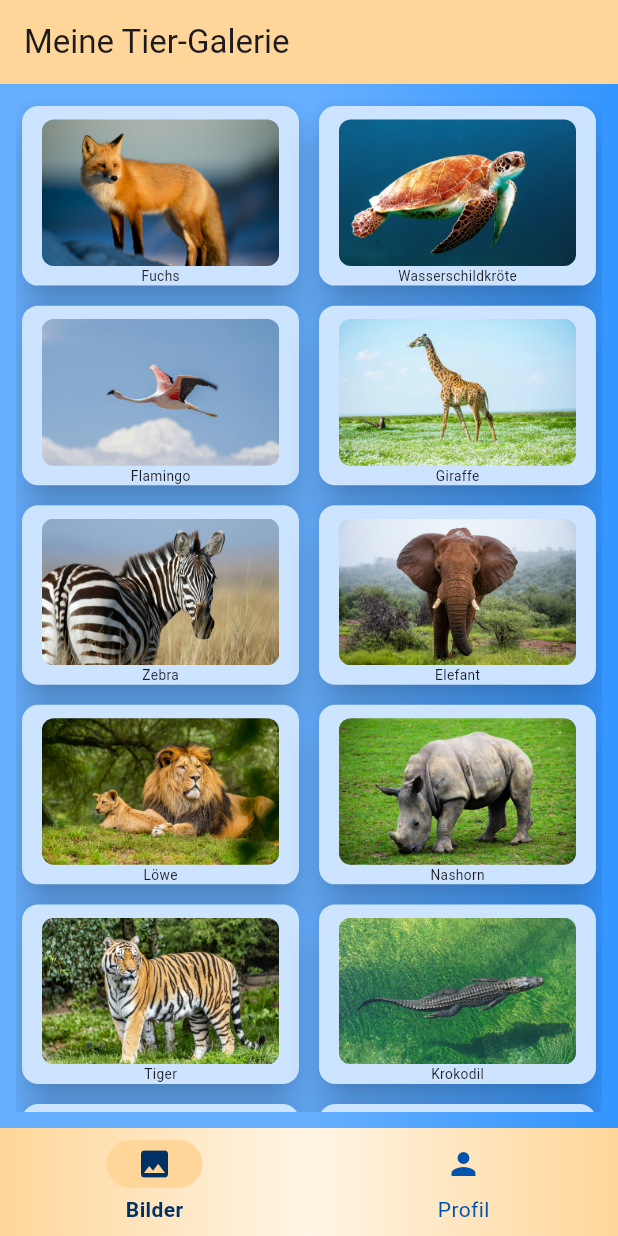
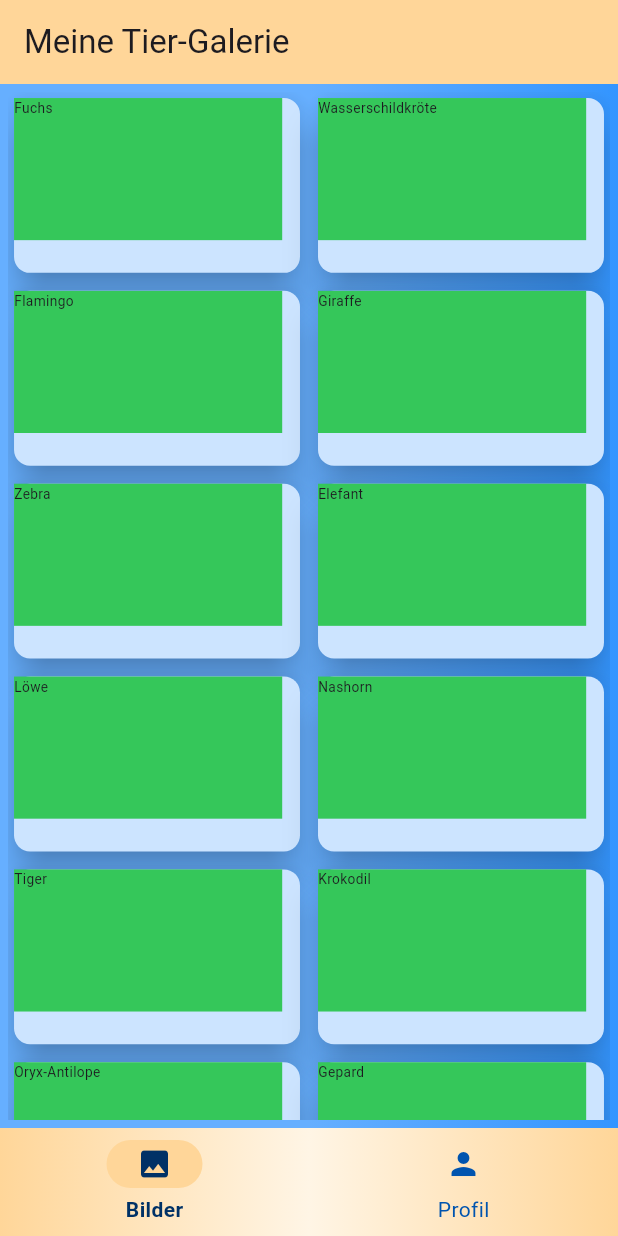
Before and after one commit to JuergenKuck/image_gallery, a Flutter app: the screen it shows after launch, on a phone screen of 412 x 824 dp. Run offline on Flutter 3.47's test engine with Material 3 defaults, Android fonts, the phone set to English and light mode, and no system bars.

Commit message:
aktueller Stand

```diff
--- a/lib/screen/image_screen.dart
+++ b/lib/screen/image_screen.dart
@@ -2,10 +2,12 @@ import 'package:flutter/material.dart';
 import 'package:image_gallery/src/gallery.dart';
 import 'package:image_gallery/utility/app_colors.dart';
 import 'package:image_gallery/utility/box_decoration_blue.dart';
-import 'package:image_gallery/utility/box_decoration_orange.dart';
+import 'package:image_gallery/utility/grid_helper.dart';
 
 double pd = 0;
 double pd16 = 0;
+
+GridHelper gh = GridHelper();
 
 class ImageScreen extends StatelessWidget {
   const ImageScreen({
@@ -15,18 +17,27 @@ class ImageScreen extends StatelessWidget {
   @override
   Widget build(BuildContext context) {
     pd = MediaQuery.of(context).size.width / 616;
-    pd16 = pd * 16;
+    pd16 = pd * 8;
     return Container(
       decoration: boxDecorationBlue(),
       child: Padding(
         padding: EdgeInsets.all(pd16),
-        child: GridView.count(
+        child: LayoutBuilder(builder: (context, constraints) {
+          gh = GridHelper(
+            constraints: constraints,
             crossAxisCount: 2,
-          childAspectRatio: 632 / 419,
-          mainAxisSpacing: pd16 / 2,
-          crossAxisSpacing: pd16 / 2,
+            ePerc: 5,
+            ft: 2,
+            quotBH: 1400 / 742,
+          );
+          return GridView.count(
+            crossAxisCount: gh.crossAxisCount,
+            childAspectRatio: gh.aspectRatio,
+            mainAxisSpacing: gh.spacing,
+            crossAxisSpacing: gh.spacing,
             children: buildImages(context),
-        ),
+          );
+        }),
       ),
     );
   }
@@ -66,25 +77,24 @@ class ImageScreen extends StatelessWidget {
             shape: RoundedRectangleBorder(
               borderRadius: BorderRadius.all(Radius.circular(pd * 16)),
             ),
-            child: Padding(
-              padding: EdgeInsets.only(top: pd * 8 / 0.6),
-              child: Column(
+            child: Stack(
               children: [
-                  Expanded(
-                    child: Padding(
-                      padding: const EdgeInsets.symmetric(vertical: 0),
-                      child: ClipRRect(
-                        borderRadius: BorderRadius.all(Radius.circular(pd * 12)),
+                //                  Expanded(
+                Container(
+                  color: AppColors.green500,
+                  width: gh.width,
+                  height: gh.height,
+                ),
+                /*
                       child: Image.asset(
                         galleryItem.imagePath,
                         fit: BoxFit.contain, //fit: BoxFit.contain,
-                        ),
-                      ),
-                    ),
-                  ),
+            */
+
+                //                      ),
+                //                  ),
                 Text(galleryItem.imageTitle, style: TextStyle(fontSize: 13.68 * pd)),
               ],
-              ),
             ),
           ),
         ),
--- /dev/null
+++ b/lib/utility/grid_helper.dart
@@ -0,0 +1,39 @@
+import 'package:flutter/material.dart';
+
+class GridHelper {
+  BoxConstraints constraints;
+  int crossAxisCount;
+  final double quotBH; // Bildbreite/Bildhöhe
+  final double ePerc; // Randabstand links, rechts und oben
+  final double ft; //unterer Rand beogen auf regulären Rand
+
+  final double spacingRelatedPerc; // in % der Breite des Constraints
+
+  double widthConstraints = 0;
+  double widthAvailable = 0;
+
+  GridHelper({
+    this.constraints = const BoxConstraints(),
+    this.crossAxisCount = 2,
+    this.ePerc = 5,
+    this.ft = 2,
+    this.quotBH = 1400 / 742,
+    this.spacingRelatedPerc = 1,
+  }) {
+    widthConstraints = constraints.maxWidth;
+    widthAvailable = widthConstraints - (crossAxisCount - 1) * spacing;
+  }
+
+  double get etPerc => ft * ePerc; // Randabstand unten für den Text
+  double get aPerc => 100 - 2 * ePerc; // Bildbreite
+  double get bPerc => aPerc / quotBH; // Bildhöhe
+
+  double get aspectRatio => 100 / (bPerc + ePerc + etPerc); // Gridbreite / Gridhöhe
+  double get spacing => spacingRelatedPerc * widthConstraints / 100;
+  double get widthGrid => widthAvailable / crossAxisCount;
+  double get heightGrid => widthGrid / aspectRatio;
+  double get e => ePerc * widthGrid / 100;
+  double get et => etPerc * widthGrid / 100;
+  double get width => aPerc * widthGrid / 100;
+  double get height => bPerc * widthGrid / 100;
+}
```
Also changed, not shown: 8 other files. Lines whose indentation alone changed are shown as unchanged.
